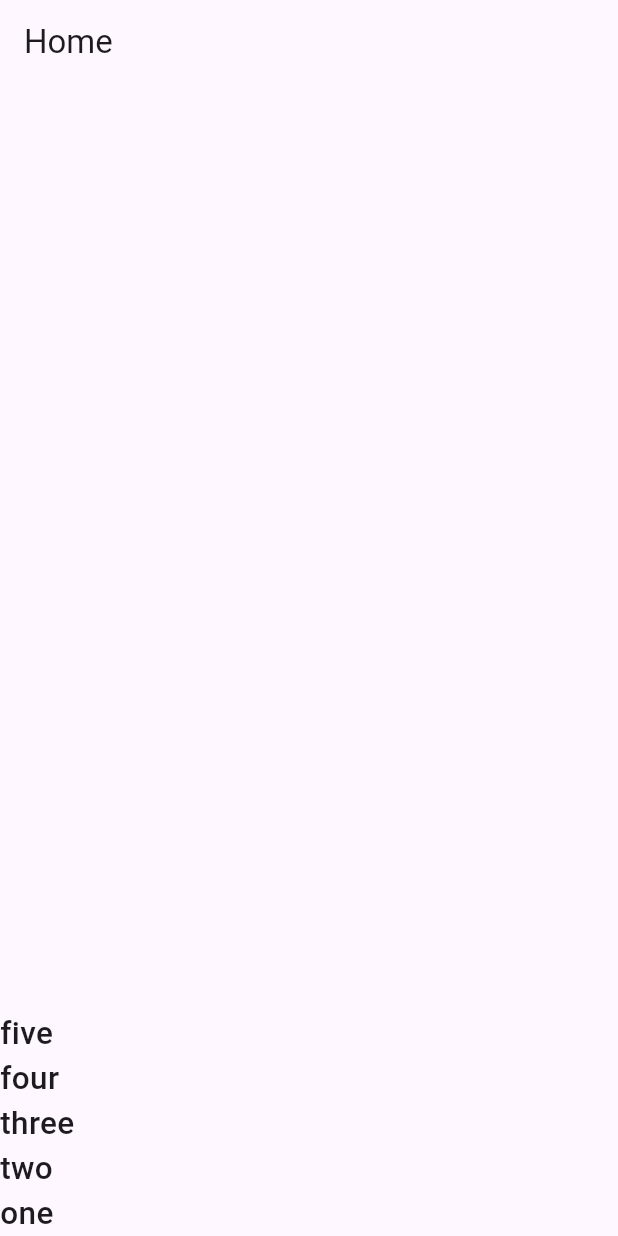
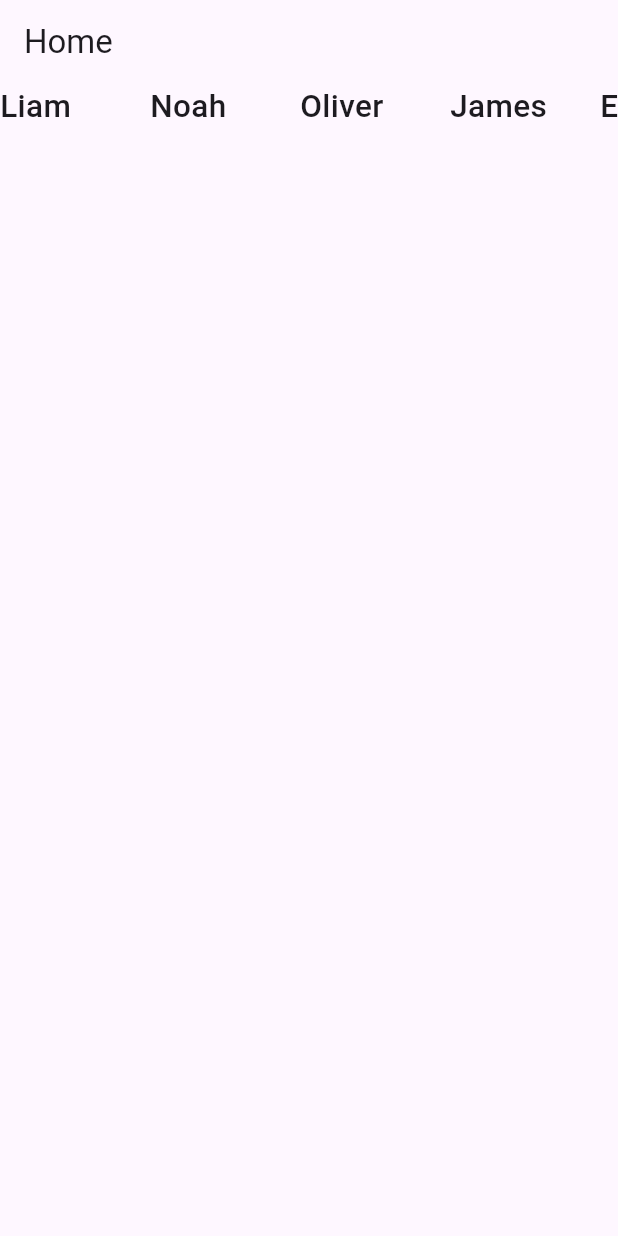
Before and after one commit to birbalkr/Flutter, a Flutter app: the screen it shows after launch, on a phone screen of 412 x 824 dp. Run offline on Flutter 3.47's test engine with Material 3 defaults, Android fonts, the phone set to English and light mode, and no system bars.

```diff
--- a/lib/main.dart
+++ b/lib/main.dart
@@ -33,20 +33,19 @@ class MyHomePage extends StatefulWidget {
 class _MyHomePageState extends State<MyHomePage> {
   @override
   Widget build(BuildContext context) {
+
+    var arrnames = ['Liam','Noah','Oliver','James','Elijah','Mateo','Theodore','Henry','Lucas','William'];
+
     return Scaffold(
         appBar: AppBar(
           title: Text("Home"),
         ),
-        body: ListView(
-          scrollDirection: Axis.vertical,
-          reverse: true,
-          children: [
-            Text("one",style: TextStyle(fontSize: 21, fontWeight: FontWeight.w500),),
-            Text("two",style: TextStyle(fontSize: 21, fontWeight: FontWeight.w500),),
-            Text("three",style: TextStyle(fontSize: 21, fontWeight: FontWeight.w500),),
-            Text("four",style: TextStyle(fontSize: 21, fontWeight: FontWeight.w500),),
-            Text("five",style: TextStyle(fontSize: 21, fontWeight: FontWeight.w500),),
-          ],
+        body: ListView.builder(itemBuilder: (context, index) {
+          return Text(arrnames[index],style: TextStyle(fontSize: 21,fontWeight: FontWeight.w500));
+        },
+        itemCount: arrnames.length,
+        itemExtent: 100,
+        scrollDirection: Axis.horizontal,
         )
                );
   }
```
